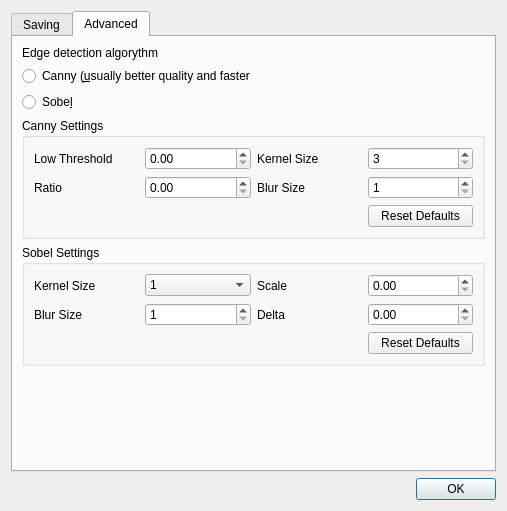
GuLinux/PlanetaryImager, file src/configurationdialog.ui: the form before one commit.
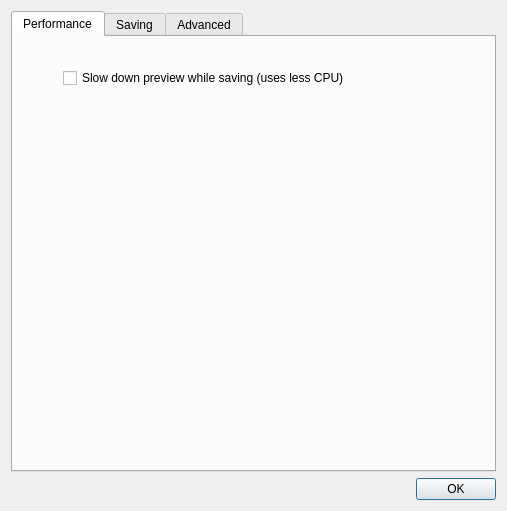
The form after the commit.

The edit to the form file:
```diff
--- a/src/configurationdialog.ui
+++ b/src/configurationdialog.ui
@@ -27,8 +27,26 @@
    <item row="1" column="0">
     <widget class="QTabWidget" name="configurationTab">
      <property name="currentIndex">
-      <number>1</number>
+      <number>0</number>
      </property>
+     <widget class="QWidget" name="tab">
+      <attribute name="title">
+       <string>Performance</string>
+      </attribute>
+      <widget class="QCheckBox" name="drop_view_fps_on_save">
+       <property name="geometry">
+        <rect>
+         <x>50</x>
+         <y>30</y>
+         <width>459</width>
+         <height>22</height>
+        </rect>
+       </property>
+       <property name="text">
+        <string>Slow down preview while saving (uses less CPU)</string>
+       </property>
+      </widget>
+     </widget>
      <widget class="QWidget" name="saving">
       <attribute name="title">
        <string>Saving</string>
@@ -75,13 +93,6 @@
             </property>
            </widget>
           </item>
-          <item>
-           <widget class="QCheckBox" name="drop_view_fps_on_save">
-            <property name="text">
-             <string>Slow down preview while saving (uses less CPU)</string>
-            </property>
-           </widget>
-          </item>
           <item>
            <widget class="QGroupBox" name="groupBox_2">
             <property name="title">
```
